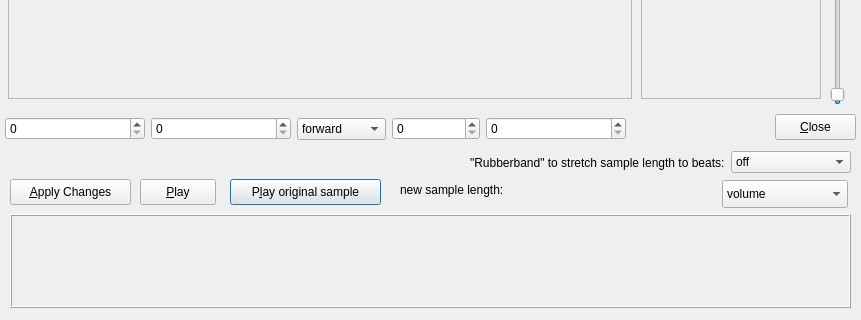
First picture: the form in gui/src/SampleEditor/SampleEditor_UI.ui, repository hydrogen-music/hydrogen, before the edit; both pictures show x 0 to 861 and y 181 to 501 of the 861 by 501 pixel window.
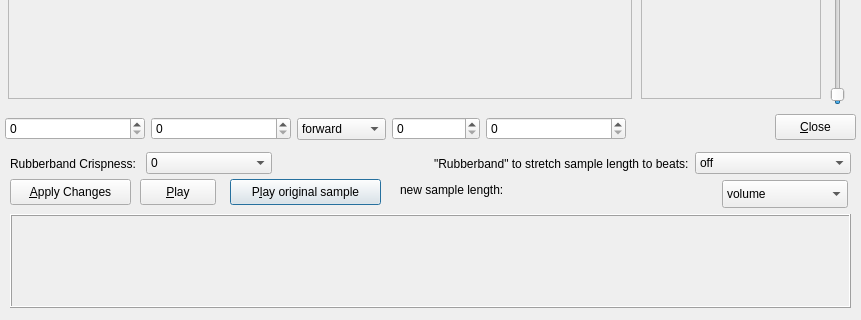
Second picture: the form after the edit.

Commit message: sample editor: add a rubberband Crispness level combo box. default value is "4" like the default in rubberband cli.

What changed in the file:
```diff
--- a/gui/src/SampleEditor/SampleEditor_UI.ui
+++ b/gui/src/SampleEditor/SampleEditor_UI.ui
@@ -302,15 +302,100 @@
     </property>
    </item>
   </widget>
-  <widget class="QWidget" name="layoutWidget_3">
+  <widget class="QWidget" name="layoutWidget">
    <property name="geometry">
     <rect>
-     <x>470</x>
+     <x>10</x>
      <y>330</y>
-     <width>381</width>
-     <height>27</height>
+     <width>841</width>
+     <height>29</height>
     </rect>
    </property>
+   <layout class="QHBoxLayout" name="rubberbandlayout">
+    <item>
+     <layout class="QHBoxLayout" name="horizontalLayout">
+      <item>
+       <widget class="QLabel" name="r_c_label">
+        <property name="text">
+         <string>Rubberband Crispness: </string>
+        </property>
+       </widget>
+      </item>
+      <item>
+       <widget class="QComboBox" name="rubberbandCsettingscomboBox">
+        <property name="minimumSize">
+         <size>
+          <width>100</width>
+          <height>0</height>
+         </size>
+        </property>
+        <property name="toolTip">
+         <string>&lt;!DOCTYPE HTML PUBLIC &quot;-//W3C//DTD HTML 4.0//EN&quot; &quot;http://www.w3.org/TR/REC-html40/strict.dtd&quot;&gt;
+&lt;html&gt;&lt;head&gt;&lt;meta name=&quot;qrichtext&quot; content=&quot;1&quot; /&gt;&lt;style type=&quot;text/css&quot;&gt;
+p, li { white-space: pre-wrap; }
+&lt;/style&gt;&lt;/head&gt;&lt;body style=&quot; font-family:'DejaVu Sans'; font-size:9pt; font-weight:400; font-style:normal;&quot;&gt;
+&lt;p style=&quot; margin-top:0px; margin-bottom:0px; margin-left:0px; margin-right:0px; -qt-block-indent:0; text-indent:0px;&quot;&gt;&quot;Crispness&quot; levels:&lt;/p&gt;
+&lt;p style=&quot; margin-top:0px; margin-bottom:0px; margin-left:0px; margin-right:0px; -qt-block-indent:0; text-indent:0px;&quot;&gt;  0   equivalent to --no-transients --no-lamination --window-long&lt;/p&gt;
+&lt;p style=&quot; margin-top:0px; margin-bottom:0px; margin-left:0px; margin-right:0px; -qt-block-indent:0; text-indent:0px;&quot;&gt;  1   equivalent to --no-transients --no-lamination&lt;/p&gt;
+&lt;p style=&quot; margin-top:0px; margin-bottom:0px; margin-left:0px; margin-right:0px; -qt-block-indent:0; text-indent:0px;&quot;&gt;  2   equivalent to --no-transients&lt;/p&gt;
+&lt;p style=&quot; margin-top:0px; margin-bottom:0px; margin-left:0px; margin-right:0px; -qt-block-indent:0; text-indent:0px;&quot;&gt;  3   equivalent to --bl-transients&lt;/p&gt;
+&lt;p style=&quot; margin-top:0px; margin-bottom:0px; margin-left:0px; margin-right:0px; -qt-block-indent:0; text-indent:0px;&quot;&gt;  4   default processing options&lt;/p&gt;
+&lt;p style=&quot; margin-top:0px; margin-bottom:0px; margin-left:0px; margin-right:0px; -qt-block-indent:0; text-indent:0px;&quot;&gt;  5   equivalent to --no-lamination --window-short (may be good for drums)&lt;/p&gt;
+&lt;p style=&quot;-qt-paragraph-type:empty; margin-top:0px; margin-bottom:0px; margin-left:0px; margin-right:0px; -qt-block-indent:0; text-indent:0px;&quot;&gt;&lt;/p&gt;
+&lt;p style=&quot; margin-top:0px; margin-bottom:0px; margin-left:0px; margin-right:0px; -qt-block-indent:0; text-indent:0px;&quot;&gt;more informations about you can find here:&lt;/p&gt;
+&lt;p style=&quot; margin-top:0px; margin-bottom:0px; margin-left:0px; margin-right:0px; -qt-block-indent:0; text-indent:0px;&quot;&gt;&lt;a href=&quot;http://www.breakfastquay.com/rubberband/ &quot;&gt;&lt;span style=&quot; text-decoration: underline; color:#0000ff;&quot;&gt;http://www.breakfastquay.com/rubberband/ &lt;/span&gt;&lt;/a&gt;&lt;/p&gt;&lt;/body&gt;&lt;/html&gt;</string>
+        </property>
+        <item>
+         <property name="text">
+          <string>0</string>
+         </property>
+        </item>
+        <item>
+         <property name="text">
+          <string>1</string>
+         </property>
+        </item>
+        <item>
+         <property name="text">
+          <string>2</string>
+         </property>
+        </item>
+        <item>
+         <property name="text">
+          <string>3</string>
+         </property>
+        </item>
+        <item>
+         <property name="text">
+          <string>4</string>
+         </property>
+        </item>
+        <item>
+         <property name="text">
+          <string>5</string>
+         </property>
+        </item>
+       </widget>
+      </item>
+      <item>
+       <widget class="QLabel" name="ratiolabel">
+        <property name="enabled">
+         <bool>true</bool>
+        </property>
+        <property name="minimumSize">
+         <size>
+          <width>150</width>
+          <height>0</height>
+         </size>
+        </property>
+        <property name="text">
+         <string/>
+        </property>
+       </widget>
+      </item>
+     </layout>
+    </item>
+    <item>
    <layout class="QHBoxLayout" name="rubberbandLayout">
     <item>
      <widget class="QLabel" name="rubberbandLabel">
@@ -519,22 +604,8 @@
      </widget>
     </item>
    </layout>
-  </widget>
-  <widget class="QLabel" name="ratiolabel">
-   <property name="enabled">
-    <bool>true</bool>
-   </property>
-   <property name="geometry">
-    <rect>
-     <x>287</x>
-     <y>330</y>
-     <width>171</width>
-     <height>25</height>
-    </rect>
-   </property>
-   <property name="text">
-    <string/>
-   </property>
+    </item>
+   </layout>
   </widget>
  </widget>
  <tabstops>
```
Lines whose indentation alone changed are shown as unchanged. The commit also changes 6 other files.
